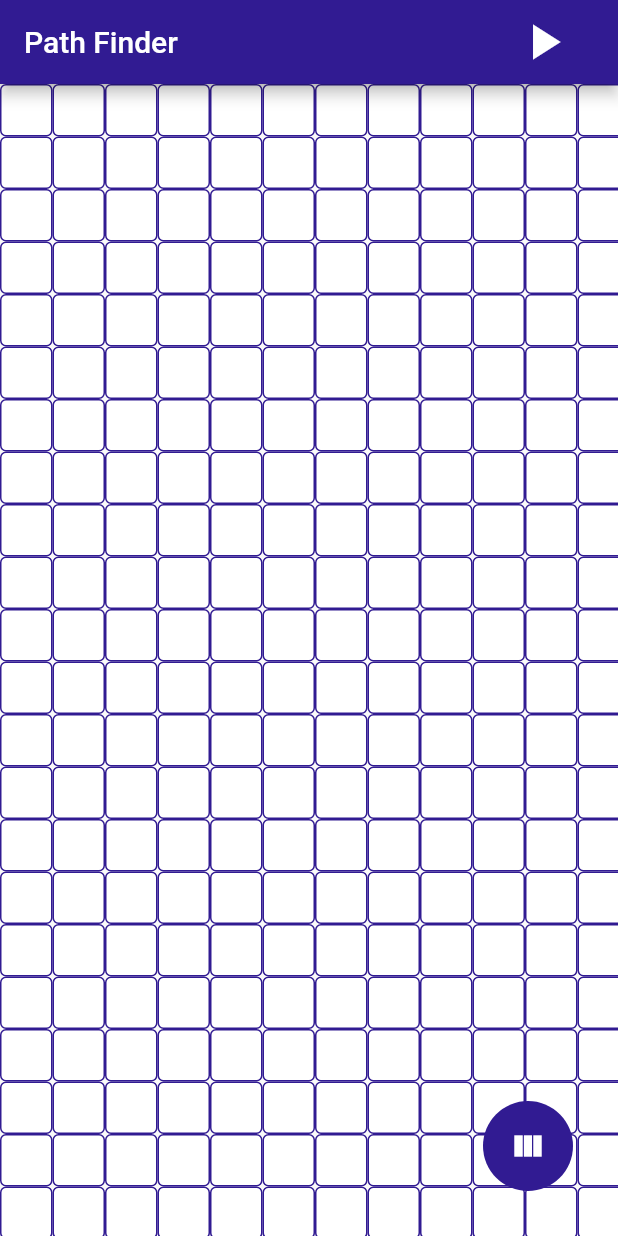
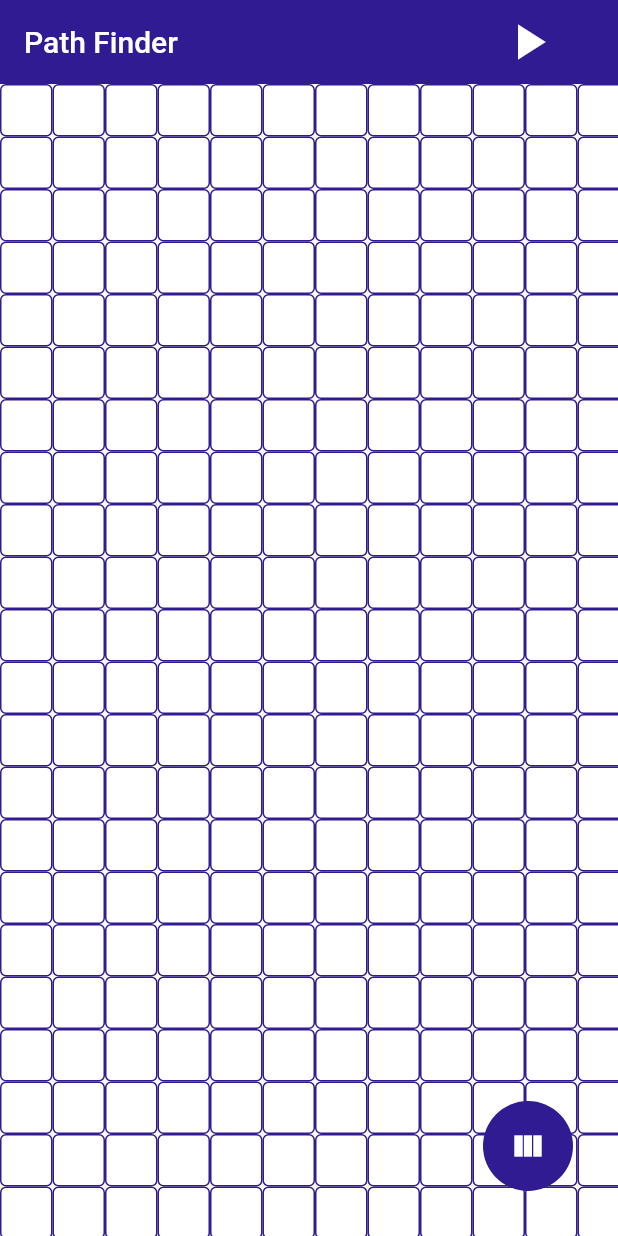
Before and after one commit to Ricardo-HayaseKoaro/flutter_path_finder, a Flutter app: the screen it shows after launch, on a phone screen of 412 x 824 dp. Run offline on Flutter 3.47's test engine with Material 2 defaults, Android fonts, the phone set to English and light mode, and no system bars.

Commit message:
play pause button and state management

```diff
--- /dev/null
+++ b/lib/Model/play.dart
@@ -0,0 +1,14 @@
+import 'package:flutter/material.dart';
+
+class Play extends ChangeNotifier {
+  bool _isPlaying;
+
+  Play([this._isPlaying = false]);
+
+  bool get isPlaying => _isPlaying;
+
+  changeState() {
+    _isPlaying = !_isPlaying;
+    notifyListeners();
+  }
+}
--- a/lib/Screens/home.dart
+++ b/lib/Screens/home.dart
@@ -1,6 +1,8 @@
 import 'package:flutter/material.dart';
 import 'package:path_finder/Model/addMode.dart';
+import 'package:path_finder/Model/play.dart';
 import 'package:path_finder/Widgets/circularButton.dart';
+import 'package:path_finder/Widgets/customAppBar.dart';
 import 'package:provider/provider.dart';
 import '../Widgets/grid.dart';
 
@@ -12,23 +14,10 @@ class MyHomePage extends StatefulWidget {
 class _MyHomePageState extends State<MyHomePage> {
   @override
   Widget build(BuildContext context) {
-    return Scaffold(
-        appBar: AppBar(
-          backgroundColor: Theme.of(context).primaryColor,
-          title: Text("Path Finder"),
-          actions: [
-            SizedBox(
-              width: 5,
-            ),
-            Icon(
-              Icons.play_arrow,
-              size: 40,
-            ),
-            SizedBox(
-              width: 30,
-            )
-          ],
-        ),
+    return ChangeNotifierProvider(
+      create: (_) => Play(),
+      child: Scaffold(
+          appBar: CustomAppBar(context),
           body: ChangeNotifierProvider(
             create: (_) => AddModel(),
             child: Stack(
@@ -37,6 +26,7 @@ class _MyHomePageState extends State<MyHomePage> {
                 FAB(),
               ],
             ),
-        ));
+          )),
+    );
   }
 }
--- /dev/null
+++ b/lib/Widgets/customAppBar.dart
@@ -0,0 +1,36 @@
+import 'package:flutter/material.dart';
+import 'package:path_finder/Model/play.dart';
+import 'package:provider/provider.dart';
+
+class CustomAppBar extends AppBar {
+  CustomAppBar(BuildContext context)
+      : super(
+          iconTheme: IconThemeData(
+            color: Colors.black, //change your color here
+          ),
+          backgroundColor: Theme.of(context).primaryColor,
+          title: Text(
+            "Path Finder",
+            style: TextStyle(color: Colors.white),
+          ),
+          elevation: 0.0,
+          automaticallyImplyLeading: false,
+          actions: <Widget>[
+            Padding(
+              padding: const EdgeInsets.only(right: 40.0),
+              child: Consumer<Play>(builder: (context, play, child) {
+                return IconButton(
+                  icon: Icon(
+                    play.isPlaying ? Icons.pause : Icons.play_arrow,
+                    color: Colors.white,
+                    size: 40,
+                  ),
+                  onPressed: () {
+                    play.changeState();
+                  },
+                );
+              }),
+            ),
+          ],
+        );
+}
--- a/lib/Widgets/grid.dart
+++ b/lib/Widgets/grid.dart
@@ -1,6 +1,7 @@
 import 'package:flutter/material.dart';
 import 'package:path_finder/Model/addMode.dart';
 import 'package:path_finder/Model/node.dart';
+import 'package:path_finder/Model/play.dart';
 import 'package:path_finder/Widgets/gridSquare.dart';
 import 'package:provider/provider.dart';
 
@@ -69,6 +70,9 @@ class _GridState extends State<Grid> {
                             break;
                         }
                       },
+                      onLongPress: () {
+                        clearBoard();
+                      },
                     ),
                   ),
                 ),
@@ -93,7 +97,7 @@ class _GridState extends State<Grid> {
     for (var node in walls) {
       node.clear();
     }
-    start.clear();
-    finish.clear();
+    if (start != null) start.clear();
+    if (finish != null) finish.clear();
   }
 }
```
Lines whose indentation alone changed are shown as unchanged.
